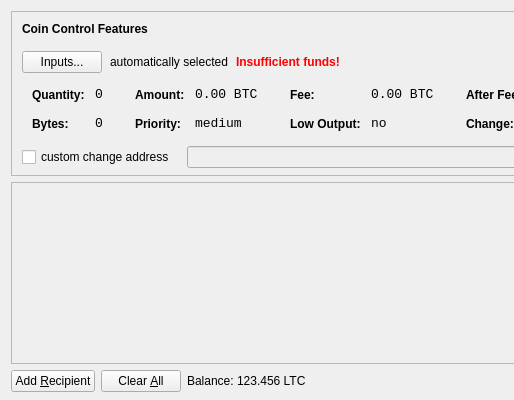
Qt form src/qt/forms/sendcoinsdialog.ui (Cryptostrike/Liarcoin) before a commit; both pictures show x 0 to 514 and y 0 to 400 of the 850 by 400 pixel window.
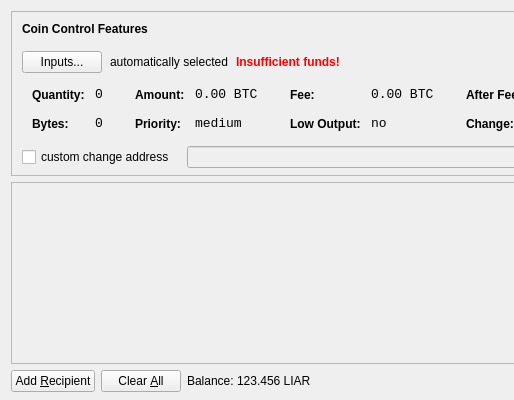
The same form after that commit. Icons and pictures are not drawn.

Commit message: Rename all files with LTC in to LIAR

```diff
--- a/src/qt/forms/sendcoinsdialog.ui
+++ b/src/qt/forms/sendcoinsdialog.ui
@@ -720,7 +720,7 @@
           <cursorShape>IBeamCursor</cursorShape>
          </property>
          <property name="text">
-          <string>123.456 LTC</string>
+          <string>123.456 LIAR</string>
          </property>
          <property name="textInteractionFlags">
           <set>Qt::LinksAccessibleByMouse|Qt::TextSelectableByKeyboard|Qt::TextSelectableByMouse</set>
```
The commit also changes 5 other files.
